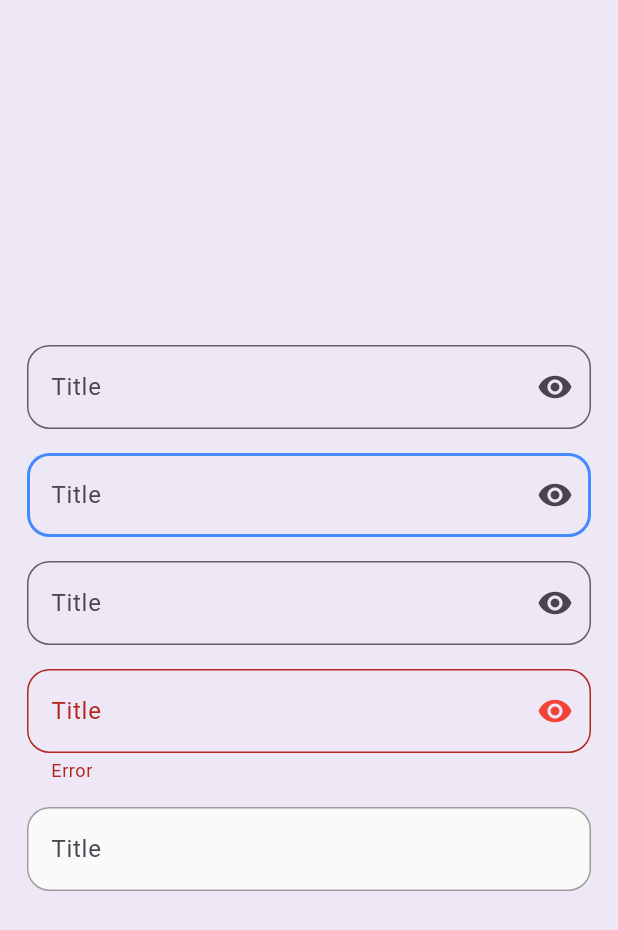
After one commit to OnlyExpLine/GymAppFlutter, a Flutter app: the screen it shows after launch, on a phone screen of 412 x 824 dp. The commit adds this screen. Shown: the top 930 px of the screen. Run offline on Flutter 3.47's test engine with Material 3 defaults, Android fonts, the phone set to English and light mode, and no system bars; our stand-ins replace bloc.

Commit message:
TextFieldCommit

```diff
--- /dev/null
+++ b/lib/components/TextFieldComponents.dart
@@ -0,0 +1,220 @@
+import 'package:flutter/material.dart';
+
+class TextFieldComponents extends StatefulWidget {
+  const TextFieldComponents({super.key});
+
+  @override
+  State<TextFieldComponents> createState() => _TextFieldComponentsState();
+}
+
+class _TextFieldComponentsState extends State<TextFieldComponents> {
+  bool emptyShowPussword = true;
+  bool typingShowPussword = true;
+  bool filledShowPussword = true;
+  bool errorShowPussword = true;
+
+  late FocusNode emptyPasswordFocusNode;
+  late FocusNode typingPasswordFocusNode;
+  late FocusNode filledPasswordFocusNode;
+  late FocusNode errorPasswordFocusNode;
+
+  @override
+  void initState() {
+    // TODO: implement initState
+    super.initState();
+    emptyPasswordFocusNode = FocusNode();
+    typingPasswordFocusNode = FocusNode();
+    filledPasswordFocusNode = FocusNode();
+    errorPasswordFocusNode = FocusNode();
+  }
+
+  @override
+  void dispose() {
+    // TODO: implement dispose
+    super.dispose();
+    emptyPasswordFocusNode.dispose();
+    typingPasswordFocusNode.dispose();
+    filledPasswordFocusNode.dispose();
+    errorPasswordFocusNode.dispose();
+  }
+
+  @override
+  Widget build(BuildContext context) {
+    return Scaffold(
+      body: Padding(
+        padding: const EdgeInsets.all(10.0),
+        child: Column(
+          crossAxisAlignment: CrossAxisAlignment.center,
+          mainAxisAlignment: MainAxisAlignment.center,
+          children: [
+            _emptyTextField(),
+            _typingTextField(),
+            _filledTextField(),
+            _errorTextField(),
+            _inactiveTextField()
+          ],
+        ),
+      ),
+    );
+  }
+
+  Widget _emptyTextField() {
+    return Padding(
+      padding: const EdgeInsets.all(8.0),
+      child: TextField(
+        onChanged: (String emptyTyping) {},
+        focusNode: emptyPasswordFocusNode,
+        onTap: () {
+          setState(() {
+            FocusScope.of(context).unfocus();
+            FocusScope.of(context).requestFocus(emptyPasswordFocusNode);
+          });
+        },
+        obscureText: emptyShowPussword,
+        decoration: InputDecoration(
+          labelText: 'Title',
+          focusedBorder: OutlineInputBorder(
+              borderRadius: BorderRadius.circular(15),
+              borderSide: BorderSide(color: Colors.blueAccent, width: 2)),
+          enabledBorder: OutlineInputBorder(
+              borderRadius: BorderRadius.circular(15),
+              borderSide: BorderSide(color: Colors.grey.shade700)),
+          suffixIcon: IconButton(
+            icon: Icon(Icons.remove_red_eye),
+            onPressed: () {
+              setState(() {
+                emptyShowPussword = !emptyShowPussword;
+              });
+            },
+          ),
+          hintText: 'Введите текст',
+        ),
+      ),
+    );
+  }
+
+  Widget _typingTextField() {
+    return Padding(
+      padding: const EdgeInsets.all(8.0),
+      child: TextField(
+        onChanged: (String typing) {},
+        focusNode: typingPasswordFocusNode,
+        onTap: () {
+          setState(() {
+            FocusScope.of(context).unfocus();
+            FocusScope.of(context).requestFocus(typingPasswordFocusNode);
+          });
+        },
+        obscureText: typingShowPussword,
+        decoration: InputDecoration(
+          labelText: 'Title',
+          focusedBorder: OutlineInputBorder(
+              borderRadius: BorderRadius.circular(15),
+              borderSide: BorderSide(color: Colors.blueAccent, width: 2)),
+          enabledBorder: OutlineInputBorder(
+              borderRadius: BorderRadius.circular(15),
+              borderSide: BorderSide(color: Colors.blueAccent, width: 2)),
+          hintText: 'Введите текст',
+          suffixIcon: IconButton(
+            icon: Icon(Icons.remove_red_eye),
+            onPressed: () {
+              setState(() {
+                typingShowPussword = !typingShowPussword;
+              });
+            },
+          ),
+        ),
+      ),
+    );
+  }
+
+  Widget _filledTextField() {
+    return Padding(
+      padding: const EdgeInsets.all(8.0),
+      child: TextField(
+        onChanged: (String filledTyping) {}, //filled
+        focusNode: filledPasswordFocusNode,
+        onTap: () {
+          setState(() {
+            FocusScope.of(context).unfocus();
+            FocusScope.of(context).requestFocus(filledPasswordFocusNode);
+          });
+        },
+        obscureText: filledShowPussword,
+        decoration: InputDecoration(
+          labelText: 'Title',
+          focusedBorder: OutlineInputBorder(
+              borderRadius: BorderRadius.circular(15),
+              borderSide: BorderSide(color: Colors.grey.shade700)),
+          enabledBorder: OutlineInputBorder(
+              borderRadius: BorderRadius.circular(15),
+              borderSide: BorderSide(color: Colors.grey.shade700)),
+          hintText: 'Введите текст',
+          suffixIcon: IconButton(
+            icon: Icon(Icons.remove_red_eye),
+            onPressed: () {
+              setState(() {
+                filledShowPussword = !filledShowPussword;
+              });
+            },
+          ),
+        ),
+      ),
+    );
+  }
+
+  Widget _errorTextField() {
+    return Padding(
+      padding: const EdgeInsets.all(8.0),
+      child: TextField(
+        onChanged: (String errorTyping) {}, //error
+        focusNode: errorPasswordFocusNode,
+        onTap: () {
+          setState(() {
+            FocusScope.of(context).unfocus();
+            FocusScope.of(context).requestFocus(errorPasswordFocusNode);
+          });
+        },
+        obscureText: errorShowPussword,
+        decoration: InputDecoration(
+          labelText: 'Title',
+          errorText: 'Error',
+          border: OutlineInputBorder(
+            borderRadius: BorderRadius.circular(15),
+          ),
+          hintText: 'Введите текст',
+          suffixIcon: IconButton(
+            icon: Icon(Icons.remove_red_eye),
+            color: Colors.red,
+            onPressed: () {
+              setState(() {
+                errorShowPussword = !errorShowPussword;
+              });
+            },
+          ),
+        ),
+      ),
+    );
+  }
+
+  Widget _inactiveTextField() {
+    return Padding(
+      padding: const EdgeInsets.all(8.0),
+      child: TextField(
+        onChanged: (String inactiveTyping) {}, //inactive
+        decoration: InputDecoration(
+          labelText: 'Title',
+          focusedBorder: OutlineInputBorder(
+              borderRadius: BorderRadius.circular(15),
+              borderSide: BorderSide(color: Colors.grey)),
+          enabledBorder: OutlineInputBorder(
+              borderRadius: BorderRadius.circular(15),
+              borderSide: BorderSide(color: Colors.grey)),
+          hintText: 'Введите текст',
+          filled: true,
+          fillColor: Colors.grey.shade50
+        ),
+      ),
+    );
+  }
+}
--- a/lib/main.dart
+++ b/lib/main.dart
@@ -1,11 +1,12 @@
 import 'package:flutter/material.dart';
 import 'package:gym_app_project/app/FitAsPage.dart';
+import 'package:gym_app_project/components/TextFieldComponents.dart';
 import 'constant.dart';
 void main() {
   runApp( MaterialApp(
     theme: ThemeData(
         primaryColor: indigoColor,
     scaffoldBackgroundColor: deepPurple50),
-    home: FitAsPage(),
+    home: TextFieldComponents(),
   ));
 }
```
